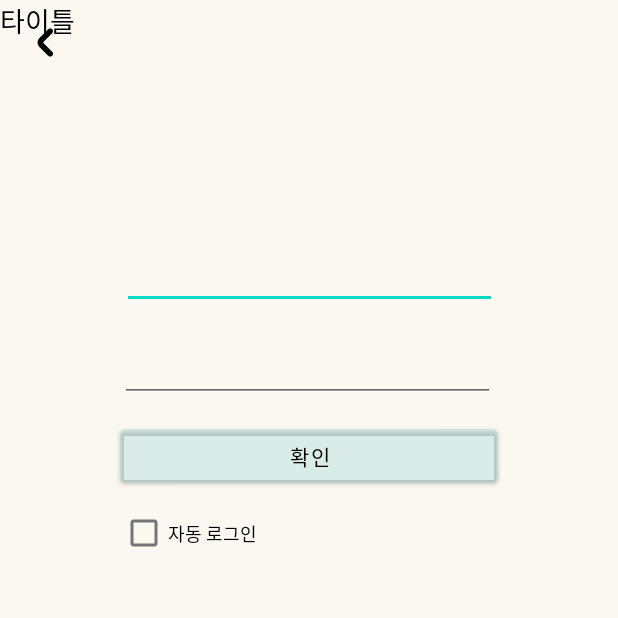
After one commit to GURUSoundy/Soundy, an Android app: the LoginActivity screen opened directly, with no data from a screen before it, on a phone screen of 412 x 824 dp, the top half of it. The commit adds this screen. Run offline under Robolectric (Android 15) with nearby library versions, the phone set to English and light mode, and no system bars.

Commit message:
추가 : 상단 메뉴바 구성중

```diff
--- a/app/build.gradle
+++ b/app/build.gradle
@@ -1,16 +1,18 @@
 plugins {
     id 'com.android.application'
     id 'kotlin-android'
+    id 'kotlin-android-extensions'
+    id 'kotlin-kapt'
 }
 
 android {
-    compileSdkVersion 33
-    buildToolsVersion "33.0.0"
+    compileSdkVersion 29
+    buildToolsVersion "29.0.2"
 
     defaultConfig {
-        applicationId "com.example.soundy"
+        applicationId "com.example.gridlayoutapp"
         minSdkVersion 24
-        targetSdkVersion 33
+        targetSdkVersion 29
         versionCode 1
         versionName "1.0"
 
@@ -35,11 +37,11 @@ android {
 dependencies {
 
     implementation "org.jetbrains.kotlin:kotlin-stdlib:$kotlin_version"
-    implementation 'androidx.core:core-ktx:1.8.0'
-    implementation 'androidx.appcompat:appcompat:1.4.2'
-    implementation 'com.google.android.material:material:1.6.1'
-    implementation 'androidx.constraintlayout:constraintlayout:2.1.4'
+    implementation 'androidx.core:core-ktx:1.2.0'
+    implementation 'androidx.appcompat:appcompat:1.3.0'
+    implementation 'com.google.android.material:material:1.1.0'
+    implementation 'androidx.constraintlayout:constraintlayout:1.1.3'
     testImplementation 'junit:junit:4.+'
-    androidTestImplementation 'androidx.test.ext:junit:1.1.3'
-    androidTestImplementation 'androidx.test.espresso:espresso-core:3.4.0'
+    androidTestImplementation 'androidx.test.ext:junit:1.1.1'
+    androidTestImplementation 'androidx.test.espresso:espresso-core:3.2.0'
 }
--- a/app/src/main/AndroidManifest.xml
+++ b/app/src/main/AndroidManifest.xml
@@ -9,6 +9,7 @@
         android:roundIcon="@mipmap/ic_launcher_round"
         android:supportsRtl="true"
         android:theme="@style/Theme.Soundy">
+        <activity android:name=".LoginActivity"></activity>
         <activity android:name=".MainActivity">
             <intent-filter>
                 <action android:name="android.intent.action.MAIN" />
--- /dev/null
+++ b/app/src/main/java/com/example/soundy/LoginActivity.kt
@@ -0,0 +1,12 @@
+package com.example.soundy
+
+import androidx.appcompat.app.AppCompatActivity
+import android.os.Bundle
+
+class LoginActivity : AppCompatActivity() {
+
+    override fun onCreate(savedInstanceState: Bundle?) {
+        super.onCreate(savedInstanceState)
+        setContentView(R.layout.activity_login)
+    }
+}
--- a/app/src/main/java/com/example/soundy/MainActivity.kt
+++ b/app/src/main/java/com/example/soundy/MainActivity.kt
@@ -1,11 +1,22 @@
 package com.example.soundy
 
+import android.content.Intent
 import androidx.appcompat.app.AppCompatActivity
 import android.os.Bundle
+import android.widget.Button
 
 class MainActivity : AppCompatActivity() {
+    lateinit var btnGoLogin : Button
+
     override fun onCreate(savedInstanceState: Bundle?) {
         super.onCreate(savedInstanceState)
         setContentView(R.layout.activity_main)
+
+        btnGoLogin = findViewById(R.id.btnGoLogin)
+
+        btnGoLogin.setOnClickListener {
+            val intent = Intent(this, LoginActivity::class.java)
+            startActivity(intent)
+        }
     }
 }
--- /dev/null
+++ b/app/src/main/res/layout/activity_login.xml
@@ -0,0 +1,78 @@
+<?xml version="1.0" encoding="utf-8"?>
+    <androidx.constraintlayout.widget.ConstraintLayout
+        xmlns:android="http://schemas.android.com/apk/res/android"
+        xmlns:app="http://schemas.android.com/apk/res-auto"
+        xmlns:tools="http://schemas.android.com/tools"
+        android:layout_width="match_parent"
+        android:layout_height="match_parent"
+        android:background="@color/beige"
+        android:orientation="vertical"
+        tools:context=".LoginActivity">
+
+        <!-- include toolbar -->
+        <include
+            layout="@layout/toolbar"
+            app:layout_constraintEnd_toEndOf="parent"
+            app:layout_constraintStart_toStartOf="parent"
+            app:layout_constraintTop_toTopOf="parent" />
+
+        <EditText
+            android:id="@+id/editTextTextPersonName"
+            android:layout_width="250dp"
+            android:layout_height="50dp"
+            android:layout_marginStart="80dp"
+            android:layout_marginTop="156dp"
+            android:layout_marginEnd="80dp"
+            android:ems="10"
+            android:autofillHints="아이디"
+            android:inputType="textPersonName"
+            app:layout_constraintEnd_toEndOf="parent"
+            app:layout_constraintStart_toStartOf="parent"
+            app:layout_constraintTop_toTopOf="parent" />
+
+        <EditText
+            android:id="@+id/editTextTextPassword"
+            android:layout_width="250dp"
+            android:layout_height="50dp"
+            android:layout_marginStart="80dp"
+            android:layout_marginTop="12dp"
+            android:layout_marginEnd="80dp"
+            android:ems="10"
+            android:autofillHints="비밀번호"
+            android:inputType="textPassword"
+            app:layout_constraintEnd_toEndOf="parent"
+            app:layout_constraintHorizontal_bias="0.0"
+            app:layout_constraintStart_toStartOf="parent"
+            app:layout_constraintTop_toBottomOf="@+id/editTextTextPersonName" />
+
+        <CheckBox
+            android:id="@+id/checkBox"
+            android:layout_width="110dp"
+            android:layout_height="55dp"
+            android:layout_marginStart="80dp"
+            android:layout_marginEnd="317dp"
+            android:text="자동 로그인"
+            android:textSize="12sp"
+            app:layout_constraintBottom_toBottomOf="parent"
+            app:layout_constraintEnd_toEndOf="parent"
+            app:layout_constraintHorizontal_bias="0.0"
+            app:layout_constraintStart_toStartOf="parent"
+            app:layout_constraintTop_toBottomOf="@+id/btnLogin"
+            app:layout_constraintVertical_bias="0.0" />
+
+        <Button
+            android:id="@+id/btnLogin"
+            android:layout_width="0dp"
+            android:layout_height="48dp"
+            android:layout_marginStart="80dp"
+            android:layout_marginTop="12dp"
+            android:layout_marginEnd="80dp"
+            android:backgroundTint="@color/mint"
+            android:text="확인"
+            android:textColor="@color/black"
+            app:layout_constraintEnd_toEndOf="parent"
+            app:layout_constraintHorizontal_bias="0.503"
+            app:layout_constraintStart_toStartOf="parent"
+            app:layout_constraintTop_toBottomOf="@+id/editTextTextPassword" />
+
+    </androidx.constraintlayout.widget.ConstraintLayout>
--- a/app/src/main/res/layout/activity_main.xml
+++ b/app/src/main/res/layout/activity_main.xml
@@ -7,6 +7,7 @@
     tools:context=".MainActivity">
 
     <TextView
+        android:id="@+id/textView"
         android:layout_width="wrap_content"
         android:layout_height="wrap_content"
         android:text="Hello World!"
@@ -15,4 +16,14 @@
         app:layout_constraintRight_toRightOf="parent"
         app:layout_constraintTop_toTopOf="parent" />
 
+    <Button
+        android:id="@+id/btnGoLogin"
+        android:layout_width="wrap_content"
+        android:layout_height="wrap_content"
+        android:layout_marginTop="58dp"
+        android:text="로그인"
+        app:layout_constraintEnd_toEndOf="parent"
+        app:layout_constraintStart_toStartOf="parent"
+        app:layout_constraintTop_toBottomOf="@+id/textView" />
+
 </androidx.constraintlayout.widget.ConstraintLayout>
--- /dev/null
+++ b/app/src/main/res/layout/toolbar.xml
@@ -0,0 +1,38 @@
+<?xml version="1.0" encoding="utf-8"?>
+
+<androidx.constraintlayout.widget.ConstraintLayout
+        xmlns:tools="http://schemas.android.com/tools"
+        xmlns:android="http://schemas.android.com/apk/res/android"
+        xmlns:app="http://schemas.android.com/apk/res-auto"
+        android:layout_width="match_parent"
+        android:layout_height="?attr/actionBarSize">
+
+    <ImageButton
+        android:id="@+id/btnBack"
+        android:layout_width="30dp"
+        android:layout_height="match_parent"
+        android:layout_marginStart="15dp"
+        android:layout_marginTop="10dp"
+        android:layout_marginBottom="10dp"
+        android:background="#00FFFFFF"
+        android:scaleType="centerInside"
+        app:layout_constraintBottom_toBottomOf="parent"
+        app:layout_constraintStart_toStartOf="parent"
+        app:layout_constraintTop_toTopOf="parent"
+        app:srcCompat="@drawable/back_button" />
+
+    <TextView
+        android:id="@+id/textView2"
+        android:layout_width="match_parent"
+        android:layout_height="match_parent"
+        android:backgroundTint="@color/beige"
+        android:text="타이틀"
+        android:textColor="@color/black"
+        android:textSize="18sp"
+        app:layout_constraintEnd_toEndOf="parent"
+        app:layout_constraintHorizontal_bias="0.0"
+        app:layout_constraintStart_toStartOf="parent"
+        app:layout_constraintTop_toTopOf="parent"
+        tools:gravity="center" />
+
+</androidx.constraintlayout.widget.ConstraintLayout>
--- a/app/src/main/res/values/colors.xml
+++ b/app/src/main/res/values/colors.xml
@@ -7,4 +7,8 @@
     <color name="teal_700">#FF018786</color>
     <color name="black">#FF000000</color>
     <color name="white">#FFFFFFFF</color>
+
+    <color name="mint">#1A54BAB9</color>
+    <color name="beige">#FBF8F1</color>
+    <color name="gray">#1F797A7E</color>
 </resources>
--- a/app/src/main/res/values/themes.xml
+++ b/app/src/main/res/values/themes.xml
@@ -1,6 +1,6 @@
 <resources xmlns:tools="http://schemas.android.com/tools">
     <!-- Base application theme. -->
-    <style name="Theme.Soundy" parent="Theme.MaterialComponents.DayNight.DarkActionBar">
+    <style name="Theme.Soundy" parent="Theme.MaterialComponents.DayNight.NoActionBar">
         <!-- Primary brand color. -->
         <item name="colorPrimary">@color/purple_500</item>
         <item name="colorPrimaryVariant">@color/purple_700</item>
--- a/build.gradle
+++ b/build.gradle
@@ -8,7 +8,6 @@ buildscript {
     dependencies {
         classpath "com.android.tools.build:gradle:4.1.1"
         classpath "org.jetbrains.kotlin:kotlin-gradle-plugin:$kotlin_version"
-
         // NOTE: Do not place your application dependencies here; they belong
         // in the individual module build.gradle files
     }
```
Also changed, not shown: app/src/main/res/drawable-v24/back_button.png (added).
